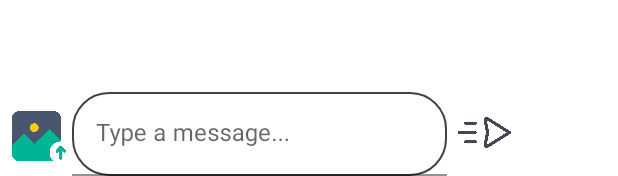
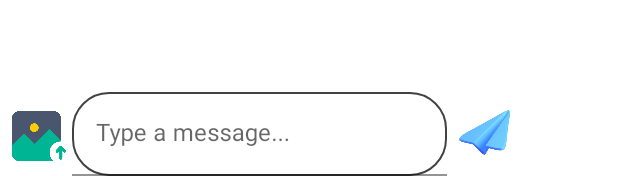
Before and after one commit to ShankarRio2k/rios, an Android app: the layout fragment_chat.xml on its own in the app's theme, with its tools: preview values and no code run, on a phone screen of 412 x 824 dp. Shown: the part 1060-1236 px from the top of the screen. Run offline under Robolectric (Android 15) with nearby library versions, the phone set to English and light mode, and no system bars.

Commit message:
modified chat fragment

```diff
--- a/app/src/main/AndroidManifest.xml
+++ b/app/src/main/AndroidManifest.xml
@@ -3,6 +3,8 @@
     xmlns:tools="http://schemas.android.com/tools">
 
     <uses-permission android:name="android.permission.READ_EXTERNAL_STORAGE" />
+    <uses-permission android:name="android.permission.WRITE_EXTERNAL_STORAGE"
+        tools:ignore="ScopedStorage" />
 
     <application
         android:allowBackup="true"
--- a/app/src/main/java/com/example/rios/model/video.kt
+++ b/app/src/main/java/com/example/rios/model/video.kt
@@ -11,7 +11,9 @@ data class video(
     val title: String = "",
     val description: String = "",
     val videoUrl: String = "",
-    val thumbnail: String = ""
+    val thumbnail: String = "",
+    var playbackPosition: Long = 0L // Add this field
+
 ) {
     // No-argument constructor required by Firebase
     constructor() : this("", "", "", null, null, "", "", "", "")
--- a/app/src/main/res/layout/fragment_chat.xml
+++ b/app/src/main/res/layout/fragment_chat.xml
@@ -13,32 +13,33 @@
         android:layout_width="match_parent"
         android:layout_height="wrap_content"
         android:background="@drawable/senderchat"
+        android:orientation="horizontal"
+        app:layout_constraintBottom_toBottomOf="parent"
         app:layout_constraintBottom_toTopOf="@id/chatRecyclerView"
-        app:layout_constraintBottom_toBottomOf="parent"
         app:layout_constraintEnd_toEndOf="parent"
-        android:orientation="horizontal"
         app:layout_constraintStart_toStartOf="parent"
         app:layout_constraintTop_toTopOf="parent">
 
         <ImageView
             android:id="@+id/back"
-            android:src="@drawable/back"
-            android:layout_marginLeft="3dp"
-            android:layout_margin="6dp"
             android:layout_width="25dp"
             android:layout_height="25dp"
+            android:layout_margin="6dp"
+            android:layout_marginLeft="3dp"
+            android:src="@drawable/back"
             app:tint="@color/grey" />
+
         <TextView
             android:id="@+id/chatuser"
+            android:layout_width="wrap_content"
+            android:layout_height="wrap_content"
+            android:layout_gravity="center"
+            android:layout_marginEnd="50dp"
+            android:layout_weight="1"
+            android:gravity="center"
             android:text="raj kappor"
-            android:textSize="18sp"
-            android:layout_weight="1"
-            android:layout_marginEnd="50dp"
             android:textColor="@color/grey"
-            android:layout_gravity="center"
-            android:gravity="center"
-            android:layout_width="wrap_content"
-            android:layout_height="wrap_content">
+            android:textSize="18sp">
 
         </TextView>
 
@@ -51,25 +52,28 @@
         android:clipToPadding="false"
         android:scrollbars="vertical"
         app:layout_constraintBottom_toTopOf="@id/chatInputLayout"
-        app:layout_constraintTop_toBottomOf="@id/nav"
         app:layout_constraintEnd_toEndOf="parent"
-        app:layout_constraintStart_toStartOf="parent" />
+        app:layout_constraintStart_toStartOf="parent"
+        app:layout_constraintTop_toBottomOf="@id/nav" />
 
     <LinearLayout
         android:id="@+id/chatInputLayout"
         android:layout_width="wrap_content"
         android:layout_height="wrap_content"
         android:layout_marginStart="8dp"
+        android:orientation="horizontal"
         app:layout_constraintBottom_toBottomOf="parent"
-        app:layout_constraintStart_toStartOf="parent"
-        android:orientation="horizontal">
+        app:layout_constraintStart_toStartOf="parent">
+
         <ImageView
             android:id="@+id/sendImage"
-            android:src="@drawable/photo"
             android:layout_width="40dp"
+            android:layout_height="50dp"
             android:layout_marginTop="5dp"
-            android:layout_height="50dp">
+            android:src="@drawable/photo">
+
         </ImageView>
+
         <com.google.android.material.textfield.TextInputLayout
             android:id="@+id/chatInput"
             android:layout_width="match_parent"
@@ -82,19 +86,32 @@
                 android:layout_width="250dp"
                 android:layout_height="wrap_content"
                 android:background="@drawable/chatinput"
+                android:inputType="text"
+                android:maxLines="4"
                 android:textColor="@color/black"
-                android:textColorHint="@color/grey"
-                android:inputType="text"
-                android:maxLines="4" />
+                android:textColorHint="@color/grey" />
         </com.google.android.material.textfield.TextInputLayout>
+
         <ImageView
             android:id="@+id/chatSendButton"
             android:layout_width="50dp"
             android:layout_height="50dp"
+            android:layout_marginTop="2dp"
+            android:padding="6dp"
             android:clickable="true"
+            android:contentDescription="sent"
+            android:src="@drawable/sent_btn"
+            android:visibility="visible" />
+
+        <ImageView
+            android:id="@+id/chatAudioButton"
+            android:layout_width="50dp"
+            android:layout_height="50dp"
             android:layout_marginTop="2dp"
-            android:src="@drawable/sent"
-            android:contentDescription="sent" />
+            android:clickable="true"
+            android:contentDescription="sent"
+            android:src="@drawable/communication"
+            android:visibility="gone" />
 
     </LinearLayout>
 </androidx.constraintlayout.widget.ConstraintLayout>
--- a/app/src/main/res/layout/fragment_shots.xml
+++ b/app/src/main/res/layout/fragment_shots.xml
@@ -11,7 +11,7 @@
             android:id="@+id/video_list"
             android:layout_width="match_parent"
             android:layout_height="match_parent"
-            android:orientation="horizontal"
+            android:orientation="vertical"
             app:layout_constraintEnd_toEndOf="parent"
             app:layout_constraintStart_toStartOf="parent"
             app:layout_constraintTop_toTopOf="parent"
```
Also changed, not shown: app/src/main/java/com/example/rios/adapter/VideoListAdapter.kt (+39 -8 lines), app/src/main/java/com/example/rios/tabs/shots.kt (+12 -1 lines), app/src/main/java/com/example/rios/views/Chat.kt (+109 -4 lines), app/src/main/res/drawable-v24/communication.png (added), app/src/main/res/drawable-v24/sent_btn.webp (added).
